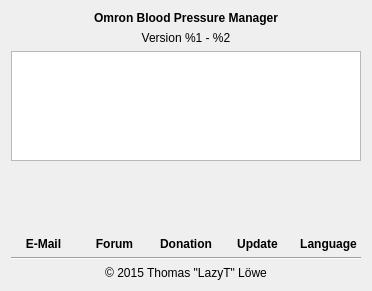
Qt form res/ui/about.ui (LazyT/obpm) before a commit.
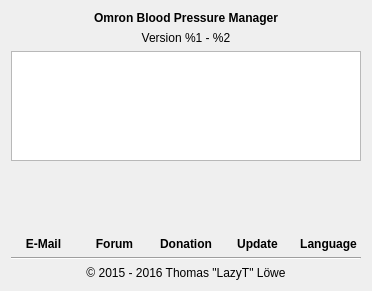
The same form after that commit. Icons and pictures are not drawn.

The edit to the form file:
```diff
--- a/res/ui/about.ui
+++ b/res/ui/about.ui
@@ -254,7 +254,7 @@
    <item>
     <widget class="QLabel" name="label_Copyright">
      <property name="text">
-      <string notr="true">© 2015 Thomas &quot;LazyT&quot; Löwe</string>
+      <string notr="true">© 2015 - 2016 Thomas &quot;LazyT&quot; Löwe</string>
      </property>
      <property name="alignment">
       <set>Qt::AlignCenter</set>
```
